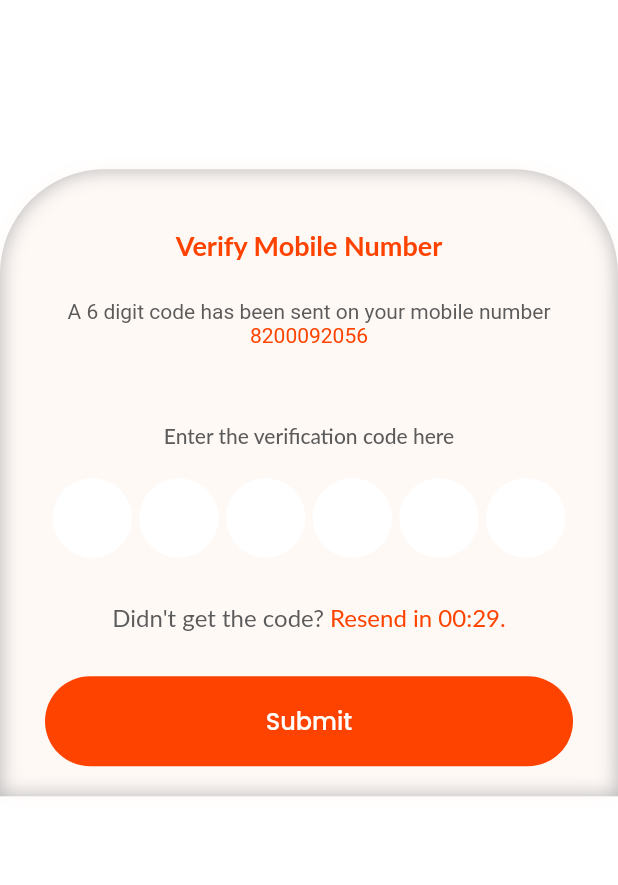
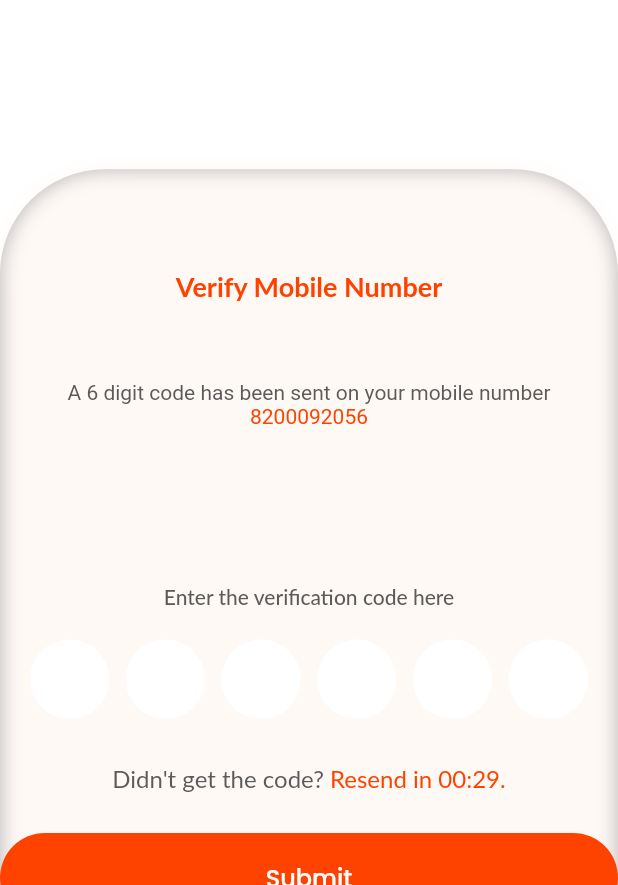
Before and after one commit to codefencers-git/oyo-lab, a Flutter app: the MobileVerification screen opened by its route, on a phone screen of 412 x 824 dp, the part 351-1236 px from its top. Run offline on Flutter 3.47's test engine with Material 2 defaults, Android fonts, the light colour scheme and no system bars; drawn by our look-alikes of pin_code_fields; our stand-ins replace carousel_slider, flutter_easyloading, get.

Commit message:
new changes hight wise

```diff
--- a/lib/routes.dart
+++ b/lib/routes.dart
@@ -1,5 +1,5 @@
 import 'package:get/get.dart';
-import 'screens/authentication/change_password.dart';
+
 import 'package:oyo_labs/screens/authentication/forgot_password_screen.dart';
 import 'package:oyo_labs/screens/authentication/mobile_verification_screen.dart';
 import 'package:oyo_labs/screens/authentication/signup_screen.dart';
--- a/lib/screens/authentication/change_password_screen.dart
+++ b/lib/screens/authentication/change_password_screen.dart
@@ -56,7 +56,7 @@ class _ChangePasswordScreenState extends State<ChangePasswordScreen> {
               ),
               ContainerWithInnerShadow(
                 width: width,
-                height: height * 0.54,
+                height: height * 0.52,
                 child: Column(
                   mainAxisAlignment: MainAxisAlignment.spaceBetween,
                   children: [
--- a/lib/screens/authentication/forgot_password_screen.dart
+++ b/lib/screens/authentication/forgot_password_screen.dart
@@ -25,7 +25,7 @@ class ForgotPassword extends StatelessWidget {
             children: [
               SizedBox(
                 width: width * 0.62,
-                height: height * 0.57,
+                height: height * 0.30,
                 child: Image.asset(
                   "assets/images/logo.png",
                   fit: BoxFit.fitWidth,
@@ -33,7 +33,7 @@ class ForgotPassword extends StatelessWidget {
               ),
               ContainerWithInnerShadow(
                 width: width,
-                height: height * 0.4,
+                height: height / 1.5,
                 child: Column(
                   mainAxisAlignment: MainAxisAlignment.spaceBetween,
                   children: [
--- a/lib/screens/authentication/mobile_verification_screen.dart
+++ b/lib/screens/authentication/mobile_verification_screen.dart
@@ -106,7 +106,7 @@ class _MobileVerificationState extends State<MobileVerification> {
               ),
               ContainerWithInnerShadow(
                 width: width,
-                height: height * 0.54,
+                height: height / 1.5,
                 child: Column(
                   mainAxisAlignment: MainAxisAlignment.spaceEvenly,
                   children: [
@@ -172,19 +172,17 @@ class _MobileVerificationState extends State<MobileVerification> {
                         ),
                       ],
                     ),
-                    Padding(
-                      padding:
-                          const EdgeInsets.only(top: 30, left: 30, right: 30),
-                      child: RoundButton(
-                        buttonLabel: screenName == 'signupScreen'?'Login' :'Submit',
+                    RoundButton(
+                      buttonLabel:
+                          screenName == 'signupScreen' ? 'Login' : 'Submit',
                       onTap: () {
-                          screenName == 'signupScreen'?
-                          Get.toNamed(Routes.homeScreen): Get.toNamed(Routes.changePasswordScreen);
+                        screenName == 'signupScreen'
+                            ? Get.toNamed(Routes.homeScreen)
+                            : Get.toNamed(Routes.changePasswordScreen);
                       },
                       fontSize: 16,
                       fontWeight: FontWeight.w500,
                       fontFamily: 'Poppins',
-                      ),
                     ),
                   ],
                 ),
@@ -198,7 +196,7 @@ class _MobileVerificationState extends State<MobileVerification> {
 
   _buildOtpTextBox() {
     return Padding(
-      padding: const EdgeInsets.symmetric(horizontal: 35.0),
+      padding: const EdgeInsets.symmetric(horizontal: 20.0),
       child: PinCodeTextField(
         appContext: context,
         pastedTextStyle: TextStyle(
--- a/lib/widgets/container_with_inner_shadow.dart
+++ b/lib/widgets/container_with_inner_shadow.dart
@@ -33,7 +33,7 @@ class ContainerWithInnerShadow extends StatelessWidget {
       ),
       child: Container(
         width: width,
-        // height: height,
+        height: height,
         padding: const EdgeInsets.only(top: 40, bottom: 20),
         decoration: BoxDecoration(
           borderRadius: const BorderRadius.vertical(
```
Also changed, not shown: lib/screens/authentication/change_password.dart (deleted, +0 -118 lines), lib/screens/authentication/login.dart (+7 -6 lines). Lines whose indentation alone changed are shown as unchanged.
